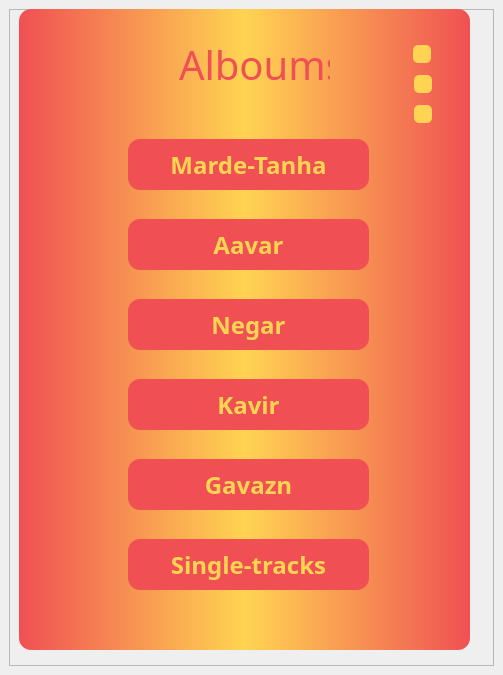
The window that artists_alboums.ui (AmirMehdiHosseini/Ali-Sorena-Alboums) describes before a commit, drawn with Qt 5.
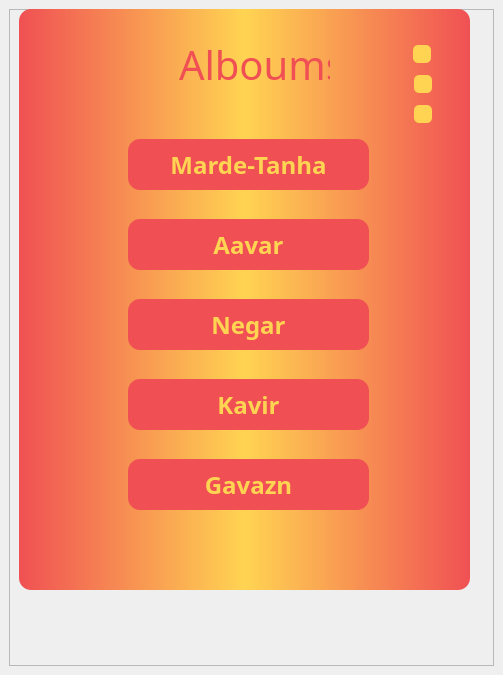
The same window after the commit.

What changed in the file:
```diff
--- a/artists_alboums.ui
+++ b/artists_alboums.ui
@@ -29,7 +29,7 @@
          <x>10</x>
          <y>0</y>
          <width>451</width>
-         <height>641</height>
+         <height>581</height>
         </rect>
        </property>
        <property name="cursor">
@@ -320,40 +320,6 @@
          <string/>
         </property>
        </widget>
-       <widget class="QPushButton" name="pushButton_single">
-        <property name="geometry">
-         <rect>
-          <x>109</x>
-          <y>530</y>
-          <width>241</width>
-          <height>51</height>
-         </rect>
-        </property>
-        <property name="font">
-         <font>
-          <family>Dosis</family>
-          <pointsize>18</pointsize>
-          <weight>75</weight>
-          <bold>true</bold>
-         </font>
-        </property>
-        <property name="cursor">
-         <cursorShape>PointingHandCursor</cursorShape>
-        </property>
-        <property name="styleSheet">
-         <string notr="true">QPushButton{
-  background-color :#f05053;
-  color:#ffd452;
-}
-QPushButton:hover{
-  background-color :#ffd452;
-  color:#f05053;
-}</string>
-        </property>
-        <property name="text">
-         <string>Single-tracks</string>
-        </property>
-       </widget>
       </widget>
      </widget>
     </item>
```
